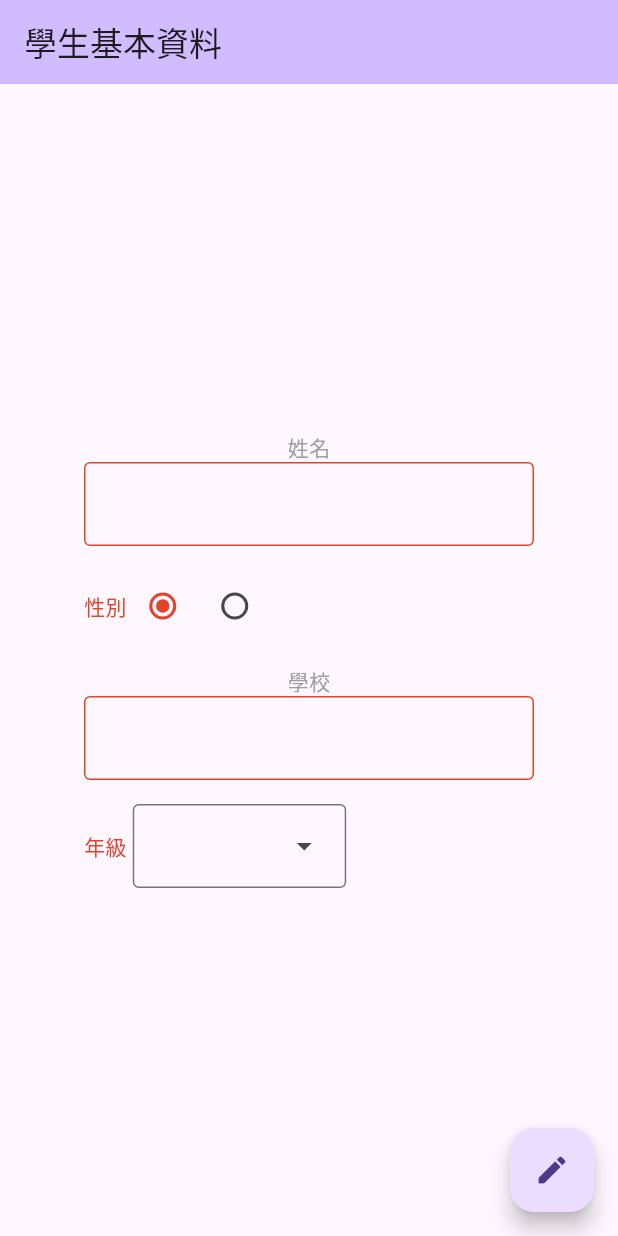
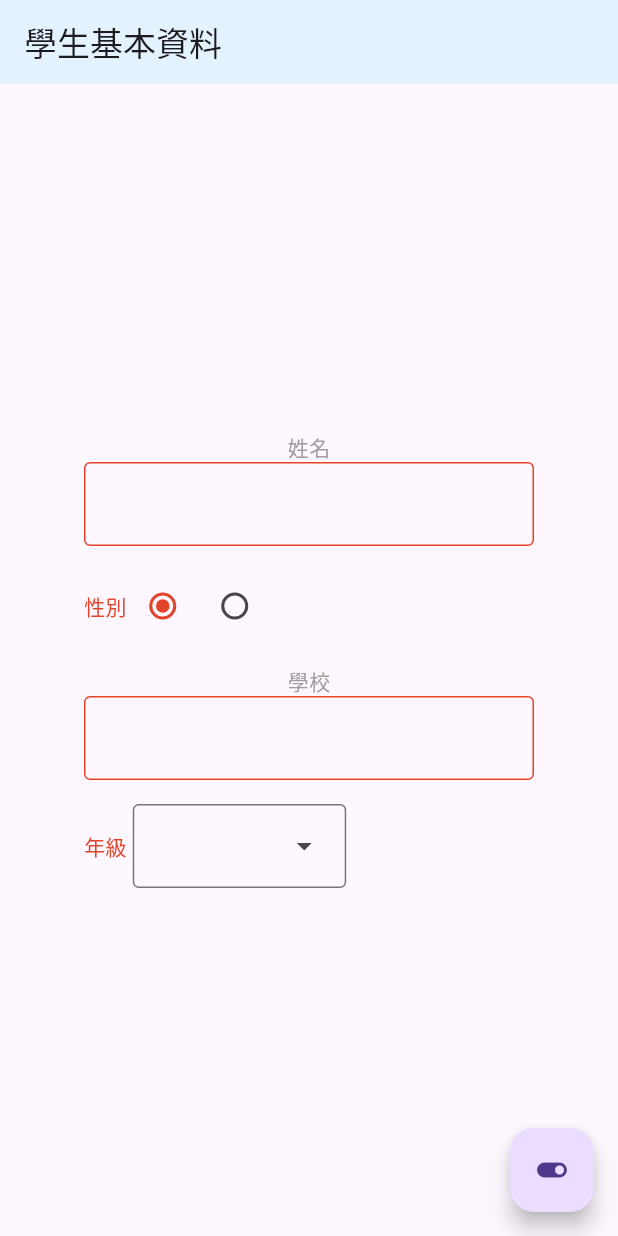
Before and after one commit to e2755699/yellow_ribbon_studying_system, a Flutter app: the screen it shows after launch, on a phone screen of 412 x 824 dp. Run offline on Flutter 3.47's test engine with Material 3 defaults, Android fonts, the light colour scheme and no system bars; our stand-ins replace gap.

Commit message:
add toggle to turn on dark mode

```diff
--- a/lib/main.dart
+++ b/lib/main.dart
@@ -1,5 +1,6 @@
 import 'package:flutter/material.dart';
 import 'package:yellow_ribbon_studying_system/page/student_info_screen.dart';
+import 'package:ui_component/ui_component.dart';
 
 void main() {
   runApp(const MyApp());
@@ -21,22 +22,27 @@ class _MyAppState extends State<MyApp> {
     return MaterialApp(
       title: 'Flutter Demo',
       themeMode: _themeMode,
-      home: Scaffold(
+      darkTheme: YrTheme.dark.getThemeData(),
+      home: Builder(
+        builder: (context) {
+          return _buildStudentInfo(context);
+        }
+      ),
+    );
+  }
+
+  Scaffold _buildStudentInfo(BuildContext context) {
+    return Scaffold(
           appBar: AppBar(
-          // TRY THIS: Try changing the color here to a specific color (to
-          // Colors.amber, perhaps?) and trigger a hot reload to see the AppBar
-          // change color while the other colors stay the same.
-          backgroundColor: Theme.of(context).colorScheme.inversePrimary,
-          // Here we take the value from the MyHomePage object that was created by
-          // the App.build method, and use it to set our appbar title.
+            backgroundColor: Theme.of(context).secondaryHeaderColor,
             title: const Text("學生基本資料"),
           ),
           body: const StudentInfoScreen(),
           // This trailing comma makes auto-formatting nicer for build methods.
           floatingActionButton: FloatingActionButton(
-          child: const Icon(Icons.mode),
+            child: const Icon(Icons.toggle_on),
             onPressed: () {
-            if (Theme.of(context).brightness == Brightness.dark) {
+              if (_themeMode == ThemeMode.dark) {
                 _themeMode = ThemeMode.light;
               } else {
                 _themeMode = ThemeMode.dark;
@@ -44,7 +50,7 @@ class _MyAppState extends State<MyApp> {
               setState(() {});
             },
           ),
-      ),
         );
   }
+
 }
--- a/packages/ui_component/lib/src/design_token.dart
+++ b/packages/ui_component/lib/src/design_token.dart
@@ -23,13 +23,52 @@ enum YrDesignToken {
 }
 
 enum YrTheme {
-  light(form: YrDesignToken.form),
-  dark(form: YrDesignToken.formDarkMode);
+  light(form: YrDesignToken.form, isDark: false),
+  dark(form: YrDesignToken.formDarkMode, isDark: true);
+
   final YrDesignToken form;
+  final bool isDark;
 
-  const YrTheme({required this.form});
+  const YrTheme({required this.form, this.isDark = false});
 
-  static YrTheme fromSystem(bool isDark) {
+  factory YrTheme.fromSystem(bool isDark) {
     return isDark ? YrTheme.dark : YrTheme.light;
   }
+
+  ThemeData getThemeData() {
+    return isDark
+        ? ThemeData(
+            brightness: Brightness.dark,
+            primaryColor: Colors.amber,
+            secondaryHeaderColor: Colors.red,
+            appBarTheme: const AppBarTheme(
+              backgroundColor: Colors.black,
+            ),
+            floatingActionButtonTheme: const FloatingActionButtonThemeData(
+              backgroundColor: Colors.amber,
+            ),
+            colorScheme: const ColorScheme.dark(
+              primary: Colors.amber,
+              secondary: Colors.cyan,
+            ),
+          )
+        : ThemeData.light();
+  }
+
+  ThemeData _buildDarkTheme() {
+    return ThemeData(
+      brightness: Brightness.dark,
+      primaryColor: Colors.amber,
+      appBarTheme: AppBarTheme(
+        backgroundColor: Colors.black,
+      ),
+      floatingActionButtonTheme: FloatingActionButtonThemeData(
+        backgroundColor: Colors.amber,
+      ),
+      colorScheme: ColorScheme.dark(
+        primary: Colors.amber,
+        secondary: Colors.cyan,
+      ),
+    );
+  }
 }
--- a/packages/ui_component/lib/ui_component.dart
+++ b/packages/ui_component/lib/ui_component.dart
@@ -3,3 +3,4 @@ library ui_component;
 export 'src/forms/yr_text_field.dart';
 export 'src/forms/yr_radio.dart';
 export 'src/forms/yr_selector.dart';
+export 'src/design_token.dart';
```
Also changed, not shown: pubspec.lock. Lines whose indentation alone changed are shown as unchanged.
